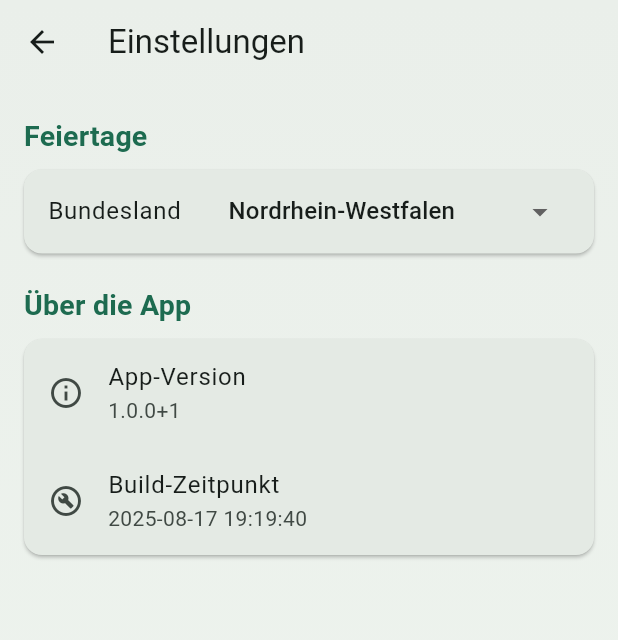
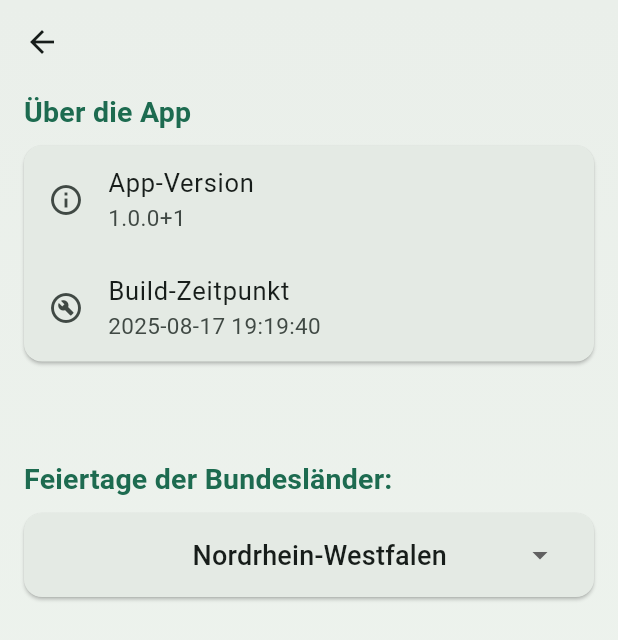
Before and after one commit to urdev-github1/ukalender2, a Flutter app: the screen it shows after launch, after a tap on the "settings" icon, on a phone screen of 412 x 824 dp. Shown: the top 640 px of the screen. Run offline on Flutter 3.47's test engine with Material 3 defaults, Android fonts, the phone set to English and light mode, and no system bars; our stand-ins replace file_picker, flutter_local_notifications, package_info_plus, share_plus, shared_preferences, syncfusion_flutter_calendar and 1 more; missing offline and left inert: add_2_calendar, icalendar_parser, icalendar_plus; network calls fail.

Commit message:
App Design 4

```diff
--- a/lib/screens/calendar_screen.dart
+++ b/lib/screens/calendar_screen.dart
@@ -10,6 +10,7 @@ import '../services/storage_service.dart';
 import '../services/calendar_service.dart';
 import '../screens/settings_screen.dart';
 import '../services/notification_service.dart';
+//import '../utils/app_colors.dart'; // <-- DIESE ZEILE HINZUFÜGEN
 
 // Die EventDataSource-Klasse bleibt unverändert.
 class EventDataSource extends CalendarDataSource {
@@ -223,7 +224,18 @@ class _CalendarScreenState extends State<CalendarScreen> {
     );
   }
 
+  // =======================================================================
+  // ==================== HIER BEGINNT DIE ÄNDERUNG ========================
+  // =======================================================================
+
   Widget _monthCellBuilder(BuildContext context, MonthCellDetails details) {
+    // Definiere das heutige Datum (ohne Zeit) für den Vergleich.
+    final DateTime now = DateTime.now();
+    final bool isToday =
+        details.date.year == now.year &&
+        details.date.month == now.month &&
+        details.date.day == now.day;
+
     final bool isHoliday = details.appointments.any(
       (appointment) => (appointment as Event).isHoliday,
     );
@@ -266,12 +278,24 @@ class _CalendarScreenState extends State<CalendarScreen> {
             width: 24,
             height: 24,
             alignment: Alignment.center,
+            // Die Dekorationslogik wird erweitert.
+            // - Wenn der Tag ausgewählt ist, erhält er den vollen Kreis.
+            // - Wenn er NICHT ausgewählt, aber der HEUTIGE Tag ist,
+            //   erhält er einen dezenten Rahmen in der Primärfarbe.
             decoration: isSelected
                 ? BoxDecoration(
                     color: Theme.of(context).colorScheme.primary,
                     shape: BoxShape.circle,
                   )
-                : null,
+                : isToday
+                ? BoxDecoration(
+                    shape: BoxShape.rectangle,
+                    border: Border.all(
+                      color: Theme.of(context).colorScheme.tertiary,
+                      width: 2.0,
+                    ),
+                  )
+                : null, // Ansonsten keine besondere Dekoration.
             child: Text(
               details.date.day.toString(),
               style: TextStyle(color: dayNumberColor, fontSize: 14),
@@ -333,6 +357,10 @@ class _CalendarScreenState extends State<CalendarScreen> {
       ),
     );
   }
+
+  // =======================================================================
+  // ===================== HIER ENDET DIE ÄNDERUNG =========================
+  // =======================================================================
 
   void _openSettings() async {
     final shouldReload = await Navigator.push<bool>(
@@ -451,6 +479,12 @@ class _CalendarScreenState extends State<CalendarScreen> {
         ),
       ),
       floatingActionButton: FloatingActionButton(
+        backgroundColor: Color.fromARGB(
+          255,
+          131,
+          185,
+          201,
+        ), // <-- HIER IST DIE ÄNDERUNG
         onPressed: () async {
           final result = await Navigator.push<Event>(
             context,
--- a/lib/screens/settings_screen.dart
+++ b/lib/screens/settings_screen.dart
@@ -41,6 +41,7 @@ class _SettingsScreenState extends State<SettingsScreen> {
     'SH': 'Schleswig-Holstein',
     'TH': 'Thüringen',
   };
+
   @override
   void initState() {
     super.initState();
@@ -73,16 +74,13 @@ class _SettingsScreenState extends State<SettingsScreen> {
 
   Widget _buildSectionTitle(BuildContext context, String title) {
     return Padding(
-      padding: const EdgeInsets.fromLTRB(16.0, 20.0, 16.0, 8.0),
+      padding: const EdgeInsets.fromLTRB(16.0, 4.0, 16.0, 8.0),
       child: Text(
         title,
-        // --- HIER IST DIE ANPASSUNG ---
-        // Anstatt 'titleLarge' verwenden wir wieder 'titleMedium' als Basis
-        // und fügen eine benutzerdefinierte Schriftgröße von 20.0 hinzu.
         style: Theme.of(context).textTheme.titleMedium?.copyWith(
           color: Theme.of(context).colorScheme.primary,
           fontWeight: FontWeight.bold,
-          fontSize: 19.0, // <-- INDIVIDUELLE SCHRIFTGRÖSSE
+          fontSize: 19,
         ),
       ),
     );
@@ -95,7 +93,7 @@ class _SettingsScreenState extends State<SettingsScreen> {
 
     return Scaffold(
       appBar: AppBar(
-        title: const Text('Einstellungen'),
+        //title: const Text('Einstellungen'),
         backgroundColor: Colors.transparent,
         elevation: 0,
         systemOverlayStyle: SystemUiOverlayStyle(
@@ -107,11 +105,23 @@ class _SettingsScreenState extends State<SettingsScreen> {
         ),
       ),
       extendBodyBehindAppBar: true,
-      body: WillPopScope(
-        onWillPop: () async {
+      body: PopScope(
+        canPop: false,
+
+        // =======================================================================
+        // ==================== HIER IST DIE ENDGÜLTIGE LÖSUNG =====================
+        // =======================================================================
+
+        // Wir verwenden die Signatur `(bool didPop)`, die Ihr Compiler erwartet.
+        // Der Kommentar `// ignore...` weist den Linter an, die Deprecation-Warnung
+        // nur für diese eine Zeile zu ignorieren. Das ist die saubere Lösung
+        // für dieses Versionskonflikt-Problem.
+        // ignore: deprecated_member_use
+        onPopInvoked: (bool didPop) {
+          if (didPop) return;
           Navigator.of(context).pop(true);
-          return true;
         },
+
         child: Container(
           decoration: BoxDecoration(
             gradient: LinearGradient(
@@ -128,11 +138,46 @@ class _SettingsScreenState extends State<SettingsScreen> {
               top: kToolbarHeight + MediaQuery.of(context).padding.top,
             ),
             children: [
-              _buildSectionTitle(context, 'Feiertage'),
+              // ===== ANORDNUNG GETAUSCHT: "ÜBER DIE APP" STEHT JETZT OBEN =====
+              _buildSectionTitle(context, 'Über die App'),
+              Card(
+                margin: const EdgeInsets.symmetric(horizontal: 16.0),
+                child: Column(
+                  children: [
+                    ListTile(
+                      leading: const Icon(Icons.info_outline),
+                      title: const Text(
+                        'App-Version',
+                        style: TextStyle(fontSize: 17),
+                      ),
+                      subtitle: Text(
+                        '${_packageInfo.version}+${_packageInfo.buildNumber}',
+                        style: const TextStyle(fontSize: 15),
+                      ),
+                    ),
+                    ListTile(
+                      leading: const Icon(Icons.build_circle_outlined),
+                      title: const Text(
+                        'Build-Zeitpunkt',
+                        style: TextStyle(fontSize: 17),
+                      ),
+                      subtitle: const Text(
+                        BuildInfo.buildTimestamp,
+                        style: TextStyle(fontSize: 15),
+                      ),
+                    ),
+                  ],
+                ),
+              ),
+
+              // HIER WURDE DER ABSTAND EINGEFÜGT
+              const SizedBox(height: 60.0),
+
+              // ===== "FEIERTAGE" STEHT JETZT UNTEN =====
+              _buildSectionTitle(context, 'Feiertage der Bundesländer:'),
               Card(
                 margin: const EdgeInsets.symmetric(horizontal: 16.0),
                 child: ListTile(
-                  title: const Text('Bundesland'),
                   trailing: DropdownButton<String>(
                     value: _selectedStateCode,
                     onChanged: _onStateSelected,
@@ -140,30 +185,13 @@ class _SettingsScreenState extends State<SettingsScreen> {
                     items: _germanStates.entries.map((entry) {
                       return DropdownMenuItem<String>(
                         value: entry.key,
-                        child: Text(entry.value),
+                        child: Text(
+                          entry.value,
+                          style: const TextStyle(fontSize: 18.0),
+                        ),
                       );
                     }).toList(),
                   ),
-                ),
-              ),
-              _buildSectionTitle(context, 'Über die App'),
-              Card(
-                margin: const EdgeInsets.symmetric(horizontal: 16.0),
-                child: Column(
-                  children: [
-                    ListTile(
-                      leading: const Icon(Icons.info_outline),
-                      title: const Text('App-Version'),
-                      subtitle: Text(
-                        '${_packageInfo.version}+${_packageInfo.buildNumber}',
-                      ),
-                    ),
-                    ListTile(
-                      leading: const Icon(Icons.build_circle_outlined),
-                      title: const Text('Build-Zeitpunkt'),
-                      subtitle: const Text(BuildInfo.buildTimestamp),
-                    ),
-                  ],
                 ),
               ),
             ],
```
